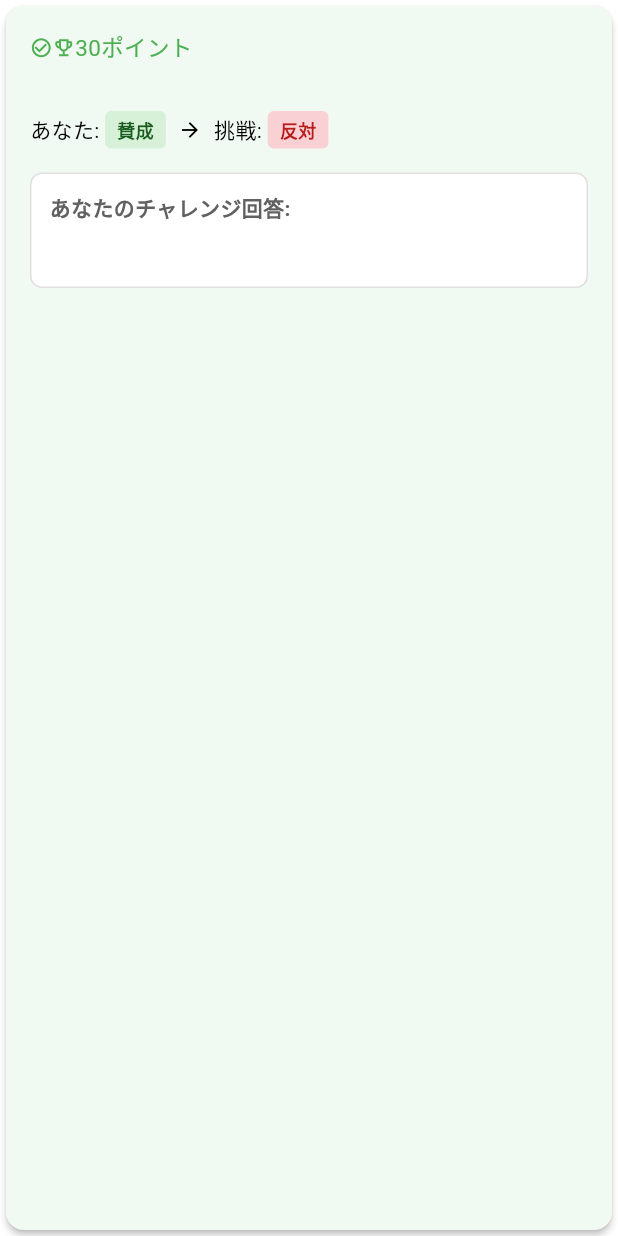
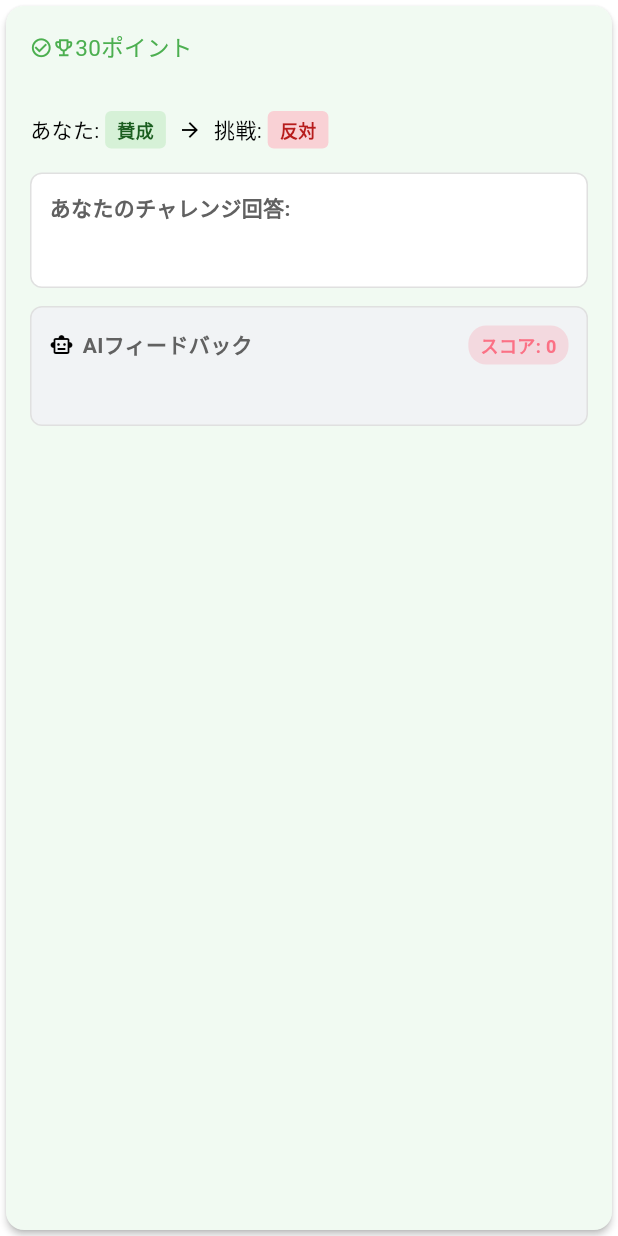
Before and after one commit to oto1720/2025_tyarekyara, a Flutter app: the CompletedCard widget shown alone on an empty page, opened directly with empty values, on a phone screen of 412 x 824 dp. Run offline on Flutter 3.47's test engine with Material 3 defaults, Android fonts, the phone set to English and light mode, and no system bars; our stand-ins replace cloud_firestore, cloud_functions, device_preview, firebase_auth, firebase_core, firebase_storage and 10 more; missing offline and left inert: liquid_glass_renderer; accounts and stored records are empty; network calls fail.

Commit message:
feat:challengeのai審査を追加 #98

```diff
--- a/lib/feature/challenge/presentaion/pages/challenge.dart
+++ b/lib/feature/challenge/presentaion/pages/challenge.dart
@@ -323,12 +323,16 @@ class _ChallengePageState extends ConsumerState<ChallengePage> {
                                 if (result != null && mounted) {
                                   final int earnedPoints = result['points'];
                                   final String opinionText = result['opinion'];
+                                  final String? feedbackText = result['feedbackText'];
+                                  final int? feedbackScore = result['feedbackScore'];
 
-                                  // 10. [修正] Providerのメソッドを呼び出して状態を更新
+                                  // Providerのメソッドを呼び出して状態を更新（フィードバック含む）
                                   ref.read(challengeProvider.notifier).completeChallenge(
                                       challenge.id,
                                       opinionText, // 提出された意見
                                       earnedPoints, // 獲得ポイント
+                                      feedbackText: feedbackText,
+                                      feedbackScore: feedbackScore,
                                   );
 
                                   if (mounted) {
--- a/lib/feature/challenge/presentaion/widgets/CompletedChallenge_card.dart
+++ b/lib/feature/challenge/presentaion/widgets/CompletedChallenge_card.dart
@@ -1,5 +1,6 @@
 import 'package:flutter/material.dart';
 import 'package:tyarekyara/feature/challenge/models/challenge_model.dart';
+import 'package:tyarekyara/core/constants/app_colors.dart';
 
 Widget buildStanceTag(String text, Color backgroundColor, Color textColor) {
   return Container(
@@ -142,9 +143,87 @@ class CompletedCard extends StatelessWidget {
                 ],
               ),
             ),
+
+            // フィードバック表示セクション
+            if (challenge.feedbackText != null) ...[
+              const SizedBox(height: 12),
+              Container(
+                width: double.infinity,
+                padding: const EdgeInsets.all(12.0),
+                decoration: BoxDecoration(
+                  color: AppColors.surfaceVariant,
+                  borderRadius: BorderRadius.circular(8.0),
+                  border: Border.all(color: AppColors.border),
+                ),
+                child: Column(
+                  crossAxisAlignment: CrossAxisAlignment.start,
+                  children: [
+                    Row(
+                      children: [
+                        const Icon(
+                          Icons.smart_toy_outlined,
+                          color: AppColors.primary,
+                          size: 16,
+                        ),
+                        const SizedBox(width: 6),
+                        Text(
+                          'AIフィードバック',
+                          style: TextStyle(
+                            fontSize: 14,
+                            fontWeight: FontWeight.bold,
+                            color: Colors.grey[700],
+                          ),
+                        ),
+                        const Spacer(),
+                        if (challenge.feedbackScore != null)
+                          Container(
+                            padding: const EdgeInsets.symmetric(
+                              horizontal: 8,
+                              vertical: 4,
+                            ),
+                            decoration: BoxDecoration(
+                              color: _getScoreColor(challenge.feedbackScore!).withOpacity(0.2),
+                              borderRadius: BorderRadius.circular(12),
+                            ),
+                            child: Text(
+                              'スコア: ${challenge.feedbackScore}',
+                              style: TextStyle(
+                                fontSize: 12,
+                                fontWeight: FontWeight.bold,
+                                color: _getScoreColor(challenge.feedbackScore!),
+                              ),
+                            ),
+                          ),
+                      ],
+                    ),
+                    const SizedBox(height: 8),
+                    Text(
+                      challenge.feedbackText!,
+                      style: TextStyle(
+                        fontSize: 13,
+                        color: Colors.grey[800],
+                        height: 1.5,
+                      ),
+                    ),
+                  ],
+                ),
+              ),
+            ],
           ],
         ),
       ),
     );
   }
+
+  Color _getScoreColor(int score) {
+    if (score >= 80) {
+      return AppColors.agree;
+    } else if (score >= 60) {
+      return AppColors.difficultyNormal;
+    } else if (score >= 40) {
+      return AppColors.difficultyHard;
+    } else {
+      return AppColors.disagree;
+    }
+  }
 }
--- a/lib/feature/home/repositories/ai_repository.dart
+++ b/lib/feature/home/repositories/ai_repository.dart
@@ -123,9 +123,9 @@ class GeminiRepository implements AIRepository {
       throw Exception('Gemini API key is not configured');
     }
 
-    // Gemini 1.5 Flash（最新バージョン）
+    // Gemini 2.0 Flash
     final response = await http.post(
-      Uri.parse('$_baseUrl/models/gemini-1.5-flash-latest:generateContent?key=$_apiKey'),
+      Uri.parse('$_baseUrl/models/gemini-2.0-flash:generateContent?key=$_apiKey'),
       headers: {
         'Content-Type': 'application/json',
       },
```
Also changed, not shown: lib/core/route/app_router.dart (+19 -0 lines), lib/feature/challenge/presentaion/pages/challenge_detail.dart (+15 -16 lines), lib/feature/challenge/presentaion/pages/challenge_feedback_page.dart (added, +434 -0 lines), lib/feature/challenge/providers/challenge_provider.dart (+11 -2 lines), lib/feature/challenge/services/feedback_service.dart (added, +132 -0 lines).
